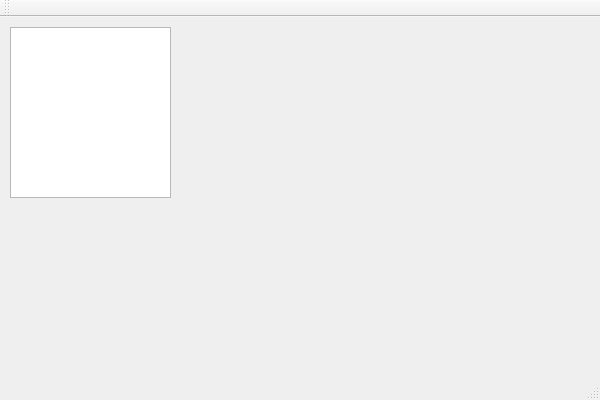
The window that Scribble/Scribble/Profile.ui (PopescuFilip/Scribble) describes before a commit, drawn with Qt 5.
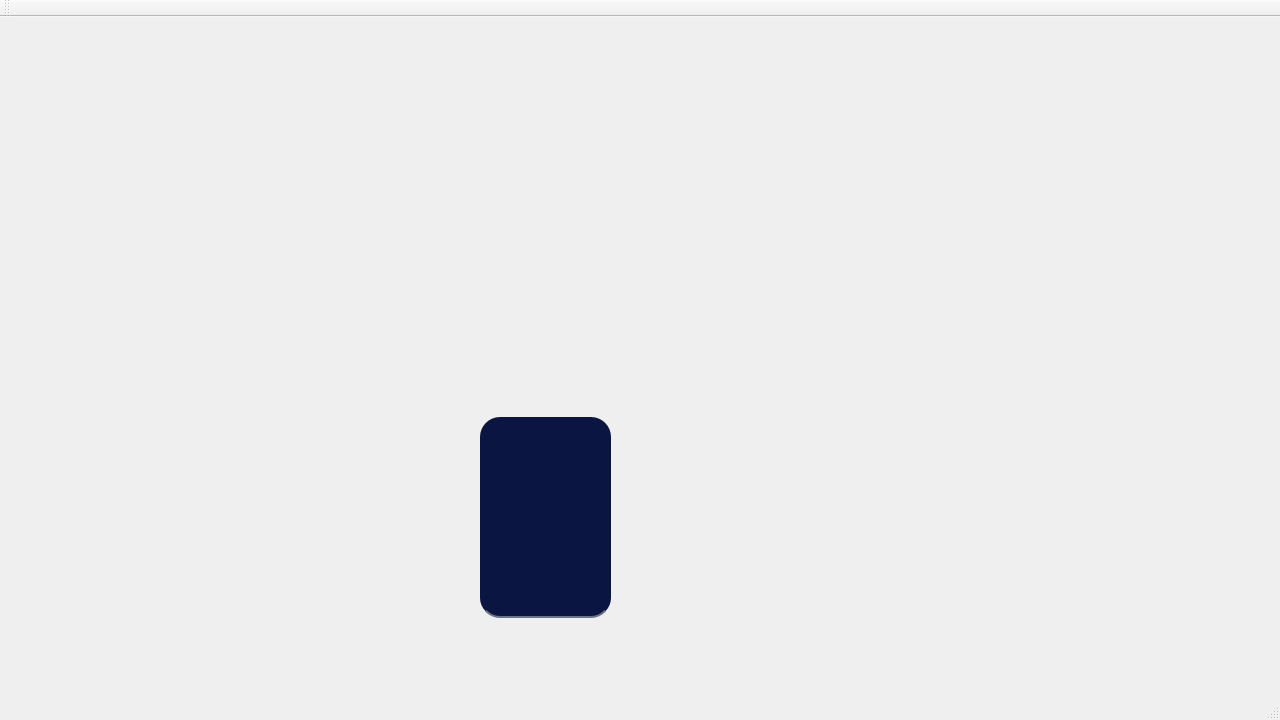
The same window after the commit.

Commit message: Changed the background photo in Profile

```diff
--- a/Scribble/Scribble/Profile.ui
+++ b/Scribble/Scribble/Profile.ui
@@ -6,23 +6,60 @@
    <rect>
     <x>0</x>
     <y>0</y>
-    <width>600</width>
-    <height>400</height>
+    <width>1280</width>
+    <height>720</height>
    </rect>
   </property>
+  <property name="font">
+   <font>
+    <pointsize>25</pointsize>
+    <italic>true</italic>
+    <bold>true</bold>
+    <underline>true</underline>
+   </font>
+  </property>
   <property name="windowTitle">
    <string>Profile</string>
   </property>
   <widget class="QWidget" name="centralWidget">
-   <widget class="QTextEdit" name="textEdit">
+   <widget class="QWidget" name="widget" native="true">
     <property name="geometry">
      <rect>
-      <x>10</x>
-      <y>10</y>
-      <width>161</width>
-      <height>171</height>
+      <x>460</x>
+      <y>350</y>
+      <width>191</width>
+      <height>261</height>
      </rect>
     </property>
+    <property name="styleSheet">
+     <string notr="true">border-radius:20px;</string>
+    </property>
+    <widget class="QTextEdit" name="textEdit">
+     <property name="geometry">
+      <rect>
+       <x>20</x>
+       <y>50</y>
+       <width>131</width>
+       <height>201</height>
+      </rect>
+     </property>
+     <property name="font">
+      <font>
+       <pointsize>25</pointsize>
+       <italic>true</italic>
+       <bold>true</bold>
+       <underline>true</underline>
+      </font>
+     </property>
+     <property name="styleSheet">
+      <string notr="true">background-color: rgb(11, 21, 65);
+border:none;
+border-bottom:2px solid rgba(105, 118,132, 255);
+color:rgba(255,255, 255, 230);
+padding-bottom:7px;
+radius-border:20xp;</string>
+     </property>
+    </widget>
    </widget>
   </widget>
   <widget class="QMenuBar" name="menuBar">
```
Left out of the diff: 4 changed lines with no effect on the pictures. The commit also changes 2 other files.
